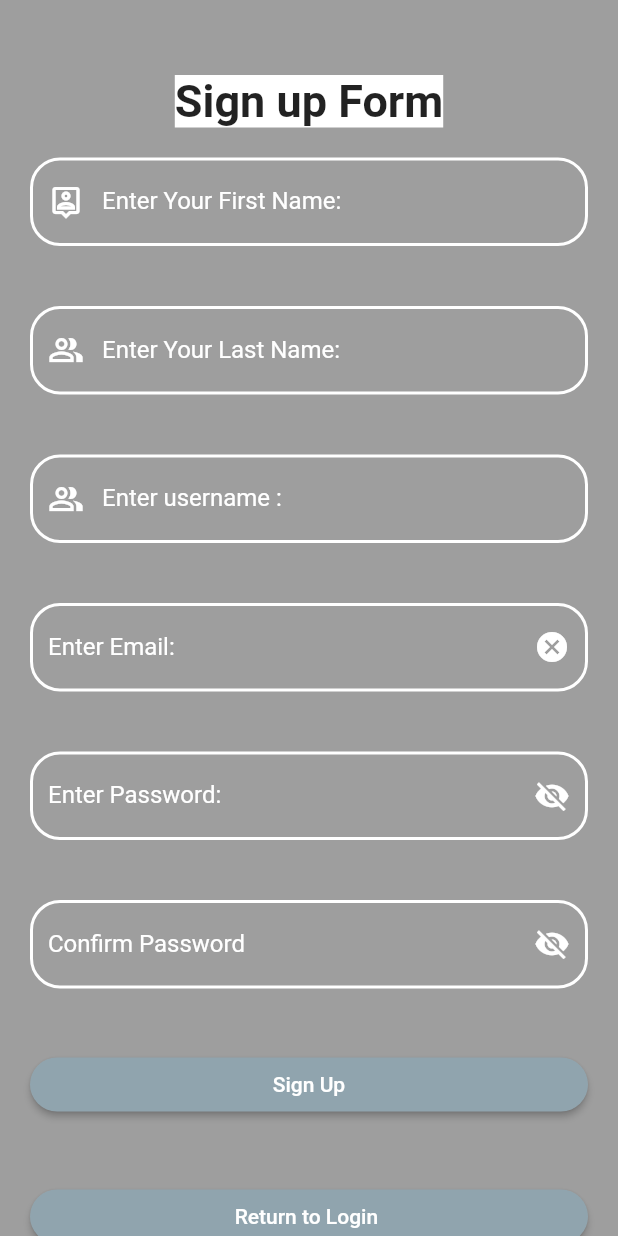
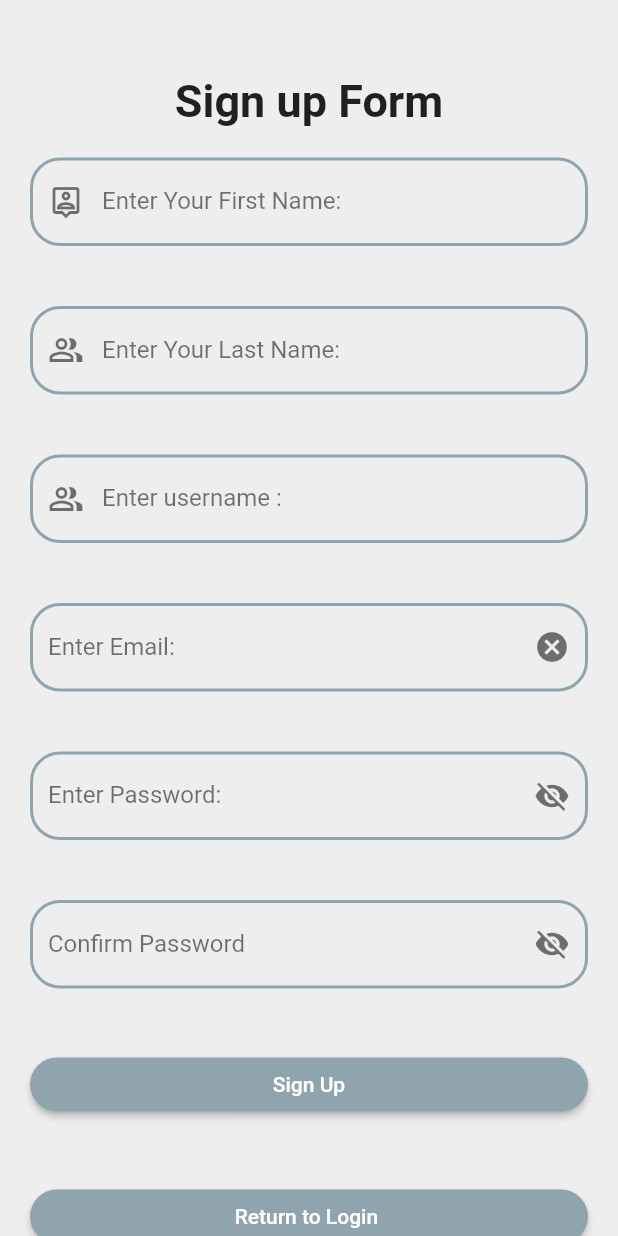
Before and after one commit to rubamak/my_product, a Flutter app: the Registartion screen opened directly, on a phone screen of 412 x 824 dp. Run offline on Flutter 3.47's test engine with Material 2 defaults, Android fonts, the phone set to English and light mode, and no system bars; our stand-ins replace awesome_dialog, carousel_pro, cloud_firestore, firebase_auth, firebase_core, firebase_database and 7 more; accounts and stored records are empty.

Commit message:
smoha altahtoha

```diff
--- a/lib/dummy_data.dart
+++ b/lib/dummy_data.dart
@@ -5,7 +5,7 @@ import 'package:my_product/modules/products.dart';
 import 'dart:io';
 
 //داتا مبدأية افتراضية اشتخدم منها
-
+//سموحه التحتوتحه
 List<Category> DUMMY_CATEGORY = [
   Category(categoryId: 1, categoryName: 'Food', image_location: 'images/categories/food.png'),
   Category(categoryId: 2, categoryName: 'Beverages', image_location: 'images/categories/drinks.jpeg'),
--- a/lib/main.dart
+++ b/lib/main.dart
@@ -101,7 +101,7 @@ class _MyAppState extends State<MyApp> {
         initialRoute:'/' ,
         routes: {
 
-          '/': (context) => Registartion(),//MyProductsPage(),//,//MyProductsPage(),//SignupPage(),//MyProductsPage(),//Login(),HomePage()//this line is same -->  home:  HomePage(),
+          '/': (context) => HomePage(),//MyProductsPage(),//,//MyProductsPage(),//SignupPage(),//MyProductsPage(),//Login(),HomePage()//this line is same -->  home:  HomePage(),
          TapsScreen.routeName: (context) => TapsScreen(_favoriteProducts),
           CategoryScreen.routeName: (context)=> CategoryScreen(),
           FamiliesScreen.routeName: (context) => FamiliesScreen(),
--- a/lib/pages/Registration_page.dart
+++ b/lib/pages/Registration_page.dart
@@ -56,7 +56,7 @@ import 'login.dart';
    Widget build(BuildContext context) {
 
      return  Scaffold(
-       backgroundColor: grey,
+       backgroundColor: Colors.grey[200],
        body:Center(
          child: Form(
             key: _formKey,
@@ -64,25 +64,25 @@ import 'login.dart';
              padding: const EdgeInsets.only(top: 50),
              child: ListView(
                  children: [
-                   Container(child: Text("Sign up Form ",textAlign: TextAlign.center,style: TextStyle(fontWeight: FontWeight.bold,fontSize: 30,backgroundColor: white),),),
+                   Container(child: Text("Sign up Form ",textAlign: TextAlign.center,style: TextStyle(fontWeight: FontWeight.bold,fontSize: 30,backgroundColor: Colors.grey[200]),),),
                    Container(
                      padding: EdgeInsets.all(20),
                      child: TextFormField(
                        //type of text
                        //keyboardType: TextInputType.,
-                       style: TextStyle(color: white),
+                       style: TextStyle(color: Colors.black54),
                        decoration: InputDecoration(labelText: "Enter Your First Name:",
                          enabledBorder: OutlineInputBorder(
-                           borderSide: BorderSide(width: 2, color: Colors.white),
+                           borderSide: BorderSide(width: 2, color: basicColor),
                            borderRadius: BorderRadius.circular(20.0),
                          ),
-                         labelStyle: TextStyle(color: white),
-                         hintText: "Ruba..",
+                         labelStyle: TextStyle(color: Colors.black54),
+                         //hintText: "Ruba..",
                          hintStyle: TextStyle(
                              fontWeight: FontWeight.w900,
                              color: Colors.white,
                              fontStyle: FontStyle.italic),
-                         prefixIcon: IconButton( icon: Icon(Icons.person_pin_outlined, color: Colors.white,), onPressed: () {  },),
+                         prefixIcon: IconButton( icon: Icon(Icons.person_pin_outlined, color: Colors.black54,), onPressed: () {  },),
                        ),
                        keyboardType: TextInputType.name,
                        cursorColor: white,
@@ -107,19 +107,19 @@ import 'login.dart';
 
                        //type of text
                        //keyboardType: TextInputType.,
-                       style: TextStyle(color: white),
+                       style: TextStyle(color: Colors.black54),
                        decoration: InputDecoration(labelText: "Enter Your Last Name:",
                          enabledBorder: OutlineInputBorder(
-                           borderSide: BorderSide(width: 2, color: Colors.white),
+                           borderSide: BorderSide(width: 2, color: basicColor),
                            borderRadius: BorderRadius.circular(20.0),
                          ),
-                         labelStyle: TextStyle(color: white),
-                         hintText: "Almakkawi",
+                         labelStyle: TextStyle(color: Colors.black54),
+                         //hintText: "Almakkawi",
                          hintStyle: TextStyle(
                              fontWeight: FontWeight.w900,
-                             color: Colors.white,
+                             color: Colors.black54,
                              fontStyle: FontStyle.italic),
-                         prefixIcon: IconButton( icon: Icon(Icons.people_alt_outlined, color: Colors.white,), onPressed: () {  },),
+                         prefixIcon: IconButton( icon: Icon(Icons.people_alt_outlined, color: Colors.black54,), onPressed: () {  },),
                        ),
                        keyboardType: TextInputType.name,
                        cursorColor: white,
@@ -143,19 +143,19 @@ import 'login.dart';
 
                        //type of text
                        //keyboardType: TextInputType.,
-                       style: TextStyle(color: white),
+                       style: TextStyle(color: Colors.black54),
                        decoration: InputDecoration(labelText: "Enter username :",
                          enabledBorder: OutlineInputBorder(
-                           borderSide: BorderSide(width: 2, color: Colors.white),
+                           borderSide: BorderSide(width: 2, color: basicColor),
                            borderRadius: BorderRadius.circular(20.0),
                          ),
-                         labelStyle: TextStyle(color: white),
+                         labelStyle: TextStyle(color: Colors.black54),
                          hintText: "roro store/ roro_99",
                          hintStyle: TextStyle(
                              fontWeight: FontWeight.w900,
-                             color: Colors.white,
+                             color: Colors.black54,
                              fontStyle: FontStyle.italic),
-                         prefixIcon: IconButton( icon: Icon(Icons.people_alt_outlined, color: Colors.white,), onPressed: () {  },),
+                         prefixIcon: IconButton( icon: Icon(Icons.people_alt_outlined, color: Colors.black54,), onPressed: () {  },),
                        ),
                        keyboardType: TextInputType.name,
                        cursorColor: white,
@@ -185,19 +185,19 @@ import 'login.dart';
                    Container(
                      padding: EdgeInsets.all(20),
                      child: TextFormField(
-                       style: TextStyle(color: white),
+                       style: TextStyle(color: Colors.black54),
                        decoration: InputDecoration(labelText: "Enter Email:",
                            enabledBorder: OutlineInputBorder(
-                             borderSide: BorderSide(width: 2, color: Colors.white),
+                             borderSide: BorderSide(width: 2, color: basicColor),
                              borderRadius: BorderRadius.circular(20.0),
                            ),
-                         labelStyle: TextStyle(color: white),
+                         labelStyle: TextStyle(color: Colors.black54),
                          hintText: "example@gmail.com",
                          hintStyle: TextStyle(
                              fontWeight: FontWeight.w900,
-                             color: Colors.white,
+                             color: Colors.black54,
                              fontStyle: FontStyle.italic),
-                         suffixIcon: IconButton(onPressed: _emailController.clear, icon: Icon(Icons.cancel, color: Colors.white,),),
+                         suffixIcon: IconButton(onPressed: _emailController.clear, icon: Icon(Icons.cancel, color: Colors.black54,),),
                        ),
                        keyboardType: TextInputType.emailAddress,
                        cursorColor: white,
@@ -215,10 +215,10 @@ import 'login.dart';
                    Container(
                      padding: EdgeInsets.all(20),
                      child: TextFormField(
-                       style: TextStyle(color: white),
-                       decoration: InputDecoration(labelText: "Enter Password:", labelStyle: TextStyle(color: white),
+                       style: TextStyle(color: Colors.black54),
+                       decoration: InputDecoration(labelText: "Enter Password:", labelStyle: TextStyle(color: Colors.black54),
                          enabledBorder: OutlineInputBorder(
-                           borderSide: BorderSide(width: 2, color: Colors.white),
+                           borderSide: BorderSide(width: 2, color:basicColor),
                            borderRadius: BorderRadius.circular(20.0),
                          ),
                          suffixIcon: IconButton(
@@ -228,7 +228,7 @@ import 'login.dart';
                            icon: Icon(
                              passwordVisible ? Icons.visibility_off : Icons
                                  .visibility,
-                             color: Colors.white,
+                             color: Colors.black54,
                            ),
                          ),
                        ),
@@ -249,10 +249,10 @@ import 'login.dart';
                    Container(
                      padding: EdgeInsets.all(20),
                      child: TextFormField(
-                       style: TextStyle(color: white),
-                       decoration: InputDecoration(labelText: "Confirm Password", labelStyle: TextStyle(color: white),
+                       style: TextStyle(color: Colors.black54),
+                       decoration: InputDecoration(labelText: "Confirm Password", labelStyle: TextStyle(color: Colors.black54),
                          enabledBorder: OutlineInputBorder(
-                           borderSide: BorderSide(width: 2, color: Colors.white),
+                           borderSide: BorderSide(width: 2, color: basicColor),
                            borderRadius: BorderRadius.circular(20.0),
                          ),
                          suffixIcon: IconButton(
@@ -262,7 +262,7 @@ import 'login.dart';
                            icon: Icon(
                              passwordVisible2 ? Icons.visibility_off : Icons
                                  .visibility,
-                             color: Colors.white,
+                             color: Colors.black54,
                            ),
                          ),
                        ),
```
Also changed, not shown: lib/pages/drawer_section_pages/add_new_family.dart (added, +252 -0 lines), lib/widgets/main_drawer.dart (+11 -3 lines).
